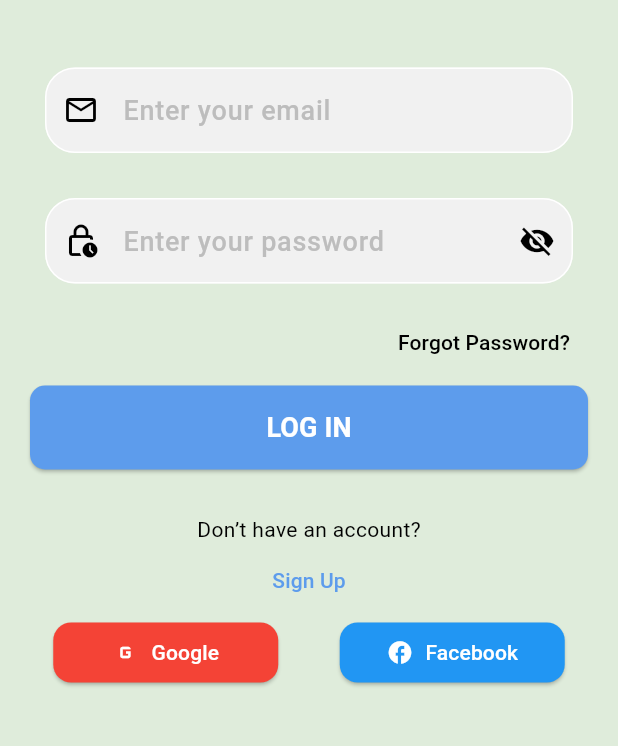
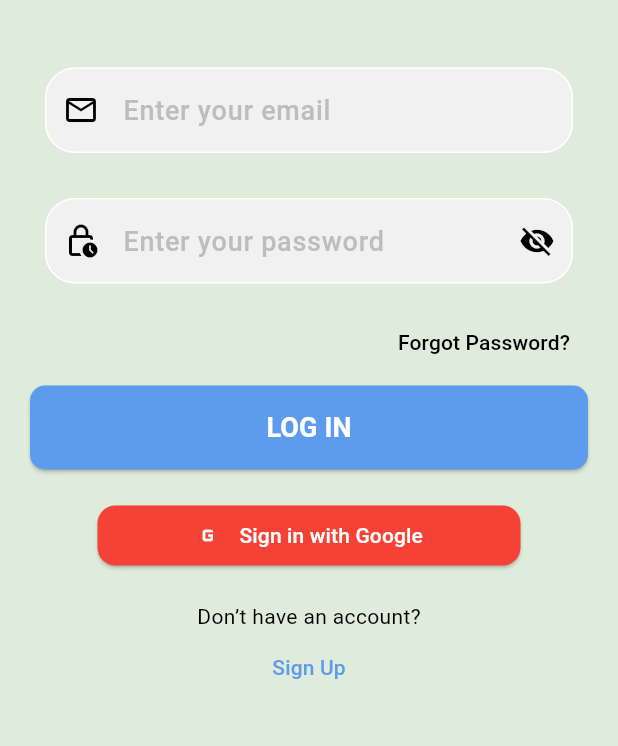
Before and after one commit to karemthabet/Taskily-Smart-Task-Manager, a Flutter app: the screen it shows after launch, on a phone screen of 412 x 824 dp, the part 411-1157 px from its top. Run offline on Flutter 3.47's test engine with Material 3 defaults, Android fonts, the light colour scheme and no system bars; our stand-ins replace awesome_dialog, cloud_firestore, easy_date_timeline, firebase_auth, firebase_core, google_fonts and 3 more; missing offline and left inert: flutter_facebook_auth; accounts and stored records are empty; generated files the repository leaves out were written again.

Commit message:
App Finishedddddddddddddddddddddddddd

```diff
--- a/lib/views/sign in_screen/sign_in.dart
+++ b/lib/views/sign in_screen/sign_in.dart
@@ -215,7 +215,36 @@ class _SignInState extends State<SignIn> {
                     ),
                   ),
                 ),
-                const SizedBox(height: 30),
+                Row(
+                  mainAxisAlignment: MainAxisAlignment.spaceEvenly,
+                  children: [
+                    Expanded(
+                      child: Container(
+
+                        padding: EdgeInsets.symmetric(horizontal: 45,vertical: 20),
+                        child: ElevatedButton.icon(
+                          onPressed: () async {
+                            GoogleSignIn googleSignIn = GoogleSignIn();
+                            googleSignIn.disconnect();
+                            await FirebaseServices.signInWithGoogle(context);
+                          },
+                          icon: Icon(Icons.g_mobiledata, color: Colors.white),
+                          label: Text(" Sign in with Google"),
+                          style: ElevatedButton.styleFrom(
+
+                            backgroundColor: Colors.red,
+                            foregroundColor: Colors.white,
+                            shape: RoundedRectangleBorder(
+                              borderRadius: BorderRadius.circular(12),
+                            ),
+                            padding: EdgeInsets.symmetric(vertical: 10),
+                            minimumSize: Size(100, 40),
+                          ),
+                        ),
+                      ),
+                    ),
+                  ],
+                ),
                 Text(
                   "Don’t have an account?",
                   style: TextStyle(
@@ -233,52 +262,6 @@ class _SignInState extends State<SignIn> {
                     style: TextStyle(color: AppColors.primaryColor),
                   ),
                 ),
-                Row(
-                  mainAxisAlignment: MainAxisAlignment.spaceEvenly,
-                  children: [
-                    SizedBox(
-                      width: 150,
-                      child: ElevatedButton.icon(
-                        onPressed: () async {
-                          GoogleSignIn googleSignIn = GoogleSignIn();
-                          googleSignIn.disconnect();
-                          await FirebaseServices.signInWithGoogle(context);
-                        },
-                        icon: Icon(Icons.g_mobiledata, color: Colors.white),
-                        label: Text("Google"),
-                        style: ElevatedButton.styleFrom(
-                          backgroundColor: Colors.red,
-                          foregroundColor: Colors.white,
-                          shape: RoundedRectangleBorder(
-                            borderRadius: BorderRadius.circular(12),
-                          ),
-                          padding: EdgeInsets.symmetric(vertical: 10),
-                          minimumSize: Size(100, 40),
-                        ),
-                      ),
-                    ),
-                    SizedBox(width: 10),
-                    SizedBox(
-                      width: 150,
-                      child: ElevatedButton.icon(
-                        onPressed: () async {
-                         await  FirebaseServices.signInWithFacebook(context);
-                        },
-                        icon: Icon(Icons.facebook, color: Colors.white),
-                        label: Text("Facebook"),
-                        style: ElevatedButton.styleFrom(
-                          backgroundColor: Colors.blue,
-                          foregroundColor: Colors.white,
-                          shape: RoundedRectangleBorder(
-                            borderRadius: BorderRadius.circular(12),
-                          ),
-                          padding: EdgeInsets.symmetric(vertical: 10),
-                          minimumSize: Size(100, 40),
-                        ),
-                      ),
-                    ),
-                  ],
-                )
               ],
             ),
           ),
--- a/pubspec.yaml
+++ b/pubspec.yaml
@@ -50,7 +50,6 @@ dependencies:
   google_sign_in: ^6.2.2
   shared_preferences: ^2.5.1
   internet_connection_checker: ^3.0.1
-  flutter_facebook_auth: ^7.1.1
 
 
 icons_launcher:
```
Also changed, not shown: lib/remot/firebase_services.dart (+0 -11 lines), pubspec.lock, 8 other files.
